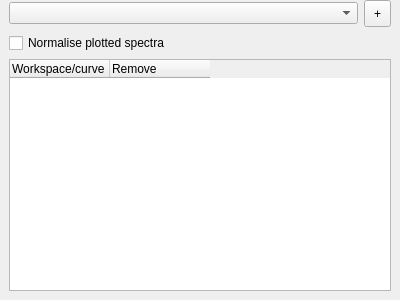
Old version of the form qt/python/mantidqt/mantidqt/widgets/superplot/side_dock_widget.ui in the repository mantidproject/mantid.
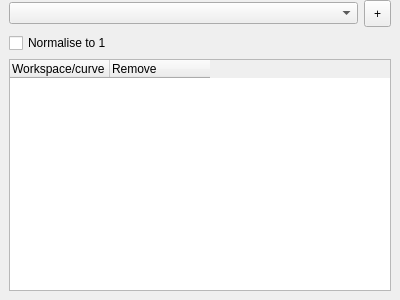
New version of the form. Custom widgets are drawn as their Qt base class.

Commit message: [SPLOT] better text for checkbox

Diff of the .ui file:
```diff
--- a/qt/python/mantidqt/mantidqt/widgets/superplot/side_dock_widget.ui
+++ b/qt/python/mantidqt/mantidqt/widgets/superplot/side_dock_widget.ui
@@ -73,7 +73,7 @@
     <item row="1" column="0">
      <widget class="QCheckBox" name="normaliseCheckbox">
       <property name="text">
-       <string>Normalise plotted spectra</string>
+       <string>Normalise to 1</string>
       </property>
      </widget>
     </item>
```
